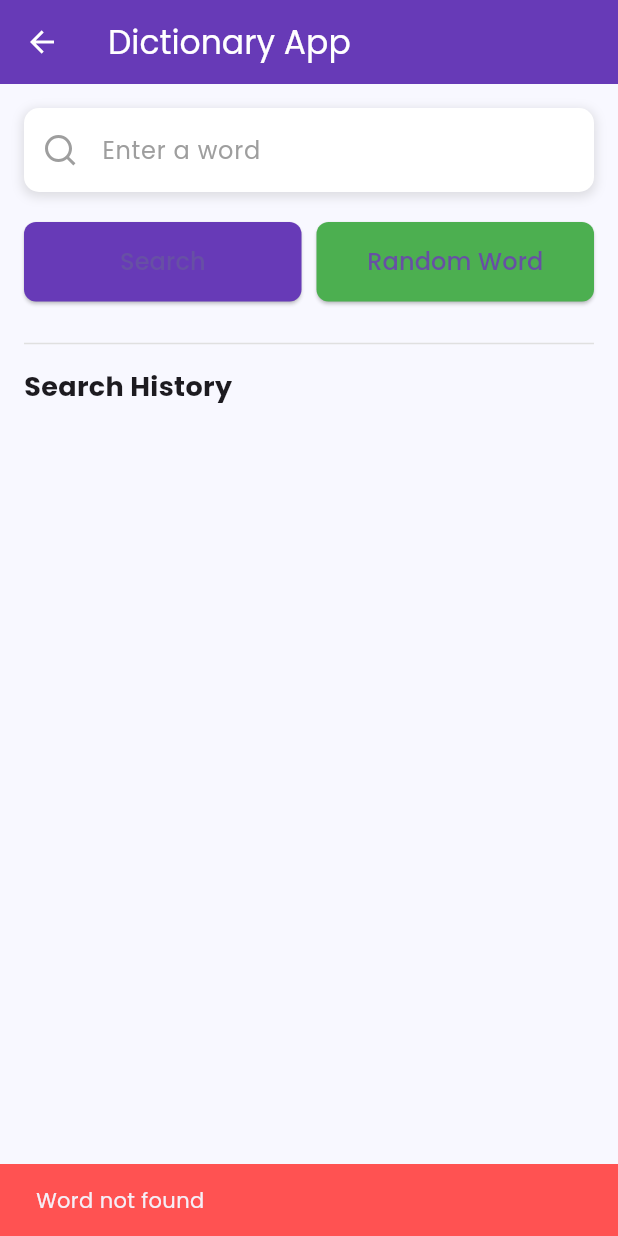
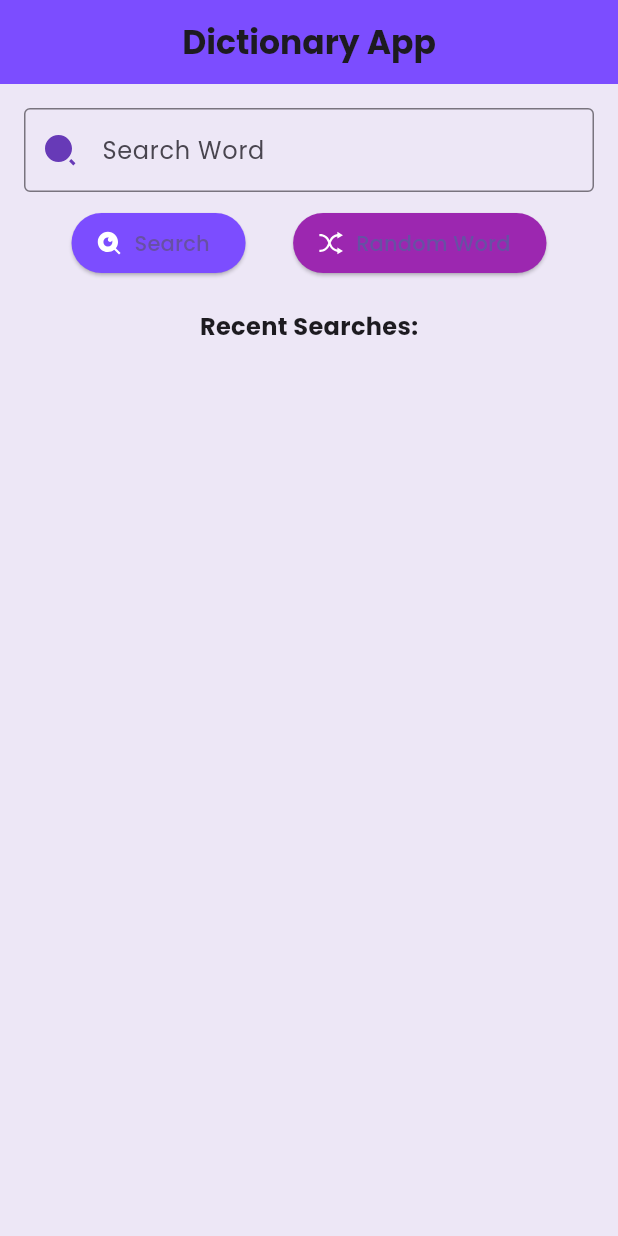
Before and after one commit to Kadhir812/TPA_app, a Flutter app: the screen it shows after launch, after a tap on "Search", on a phone screen of 412 x 824 dp. Run offline on Flutter 3.47's test engine with Material 3 defaults, Android fonts, the phone set to English and light mode, and no system bars; drawn by our look-alikes of flutter_animate; our stand-ins replace flutter_remix, google_fonts, shimmer, sqflite; accounts and stored records are empty.

Commit message:
added sqlitedb

```diff
--- a/lib/main.dart
+++ b/lib/main.dart
@@ -1,10 +1,14 @@
 import 'package:flutter/material.dart';
-import 'dart:convert';
-import 'package:flutter/services.dart' show rootBundle;
+import 'package:sqflite/sqflite.dart';
+import 'package:path_provider/path_provider.dart';
+import 'package:flutter/services.dart';
+import 'dart:io';
+import 'dart:math';
+import 'package:google_fonts/google_fonts.dart';
+import 'package:flutter_animate/flutter_animate.dart';
+import 'package:flutter_remix/flutter_remix.dart';
+import 'package:shimmer/shimmer.dart';
 import 'package:intl/intl.dart';
-import 'package:google_fonts/google_fonts.dart';
-import 'package:shimmer/shimmer.dart';
-import 'package:flutter_remix/flutter_remix.dart'; // Import flutter_remix
 import 'word_detail_page.dart';
 
 void main() {
@@ -18,11 +22,8 @@ class DictionaryApp extends StatelessWidget {
       debugShowCheckedModeBanner: false,
       title: 'Dictionary App',
       theme: ThemeData(
-        primarySwatch: Colors.deepPurple, // Changed primary color
-        textTheme: GoogleFonts.poppinsTextTheme(
-          Theme.of(context).textTheme,
-        ),
-        scaffoldBackgroundColor: Color(0xFFF8F8FF), // Light background
+        primarySwatch: Colors.deepPurple,
+        textTheme: GoogleFonts.poppinsTextTheme(),
       ),
       home: DictionaryHomePage(),
     );
@@ -35,186 +36,145 @@ class DictionaryHomePage extends StatefulWidget {
 }
 
 class _DictionaryHomePageState extends State<DictionaryHomePage> {
-  TextEditingController _controller = TextEditingController();
-  List<Map<String, String>> searchHistory = [];
-  Map<String, dynamic> dictionaryData = {};
-  bool isLoading = false;
+  late Database _database;
+  TextEditingController _searchController = TextEditingController();
+  List<Map<String, String>> recentWords = [];
 
   @override
   void initState() {
     super.initState();
-    loadDictionaryData();
+    _initializeDatabase();
   }
 
-  Future<void> loadDictionaryData() async {
-    String data = await rootBundle.loadString('assets/mini_dictionary.json');
-    setState(() {
-      dictionaryData = json.decode(data);
-    });
+  Future<void> _initializeDatabase() async {
+    Directory documentsDirectory = await getApplicationDocumentsDirectory();
+    String dbPath = '${documentsDirectory.path}/mini_dictionary.db';
+
+    if (!await File(dbPath).exists()) {
+      ByteData data = await rootBundle.load('assets/mini_dictionary.db');
+      List<int> bytes = data.buffer.asUint8List();
+      await File(dbPath).writeAsBytes(bytes);
+    }
+
+    _database = await openDatabase(dbPath);
   }
 
-  Future<void> searchWord(String word, String source) async {
-    setState(() => isLoading = true);
-    await Future.delayed(Duration(milliseconds: 500));
+  Future<Map<String, dynamic>?> _searchWord(String word) async {
+    final List<Map<String, dynamic>> results = await _database.query(
+      'dictionary',
+      where: 'word = ?',
+      whereArgs: [word],
+    );
+    return results.isNotEmpty ? results.first : null;
+  }
 
-    if (dictionaryData.containsKey(word.toLowerCase())) {
+  Future<Map<String, dynamic>?> _getRandomWord() async {
+    final List<Map<String, dynamic>> results = await _database.query('dictionary');
+    return results.isNotEmpty ? results[Random().nextInt(results.length)] : null;
+  }
+
+  void _search() async {
+    final word = _searchController.text.trim();
+    if (word.isNotEmpty) {
+      final result = await _searchWord(word);
+      if (result != null) {
+        setState(() {
+          recentWords.insert(0, {
+            'word': word,
+            'type': 'Searched',
+            'timestamp': DateFormat('dd MMM yyyy, hh:mm a').format(DateTime.now()),
+          });
+        });
+        Navigator.push(context, MaterialPageRoute(builder: (context) => WordDetailPage(wordData: result)));
+      } else {
+        _showError('Word not found');
+      }
+    }
+  }
+
+  void _showRandomWord() async {
+    final result = await _getRandomWord();
+    if (result != null) {
       setState(() {
-        searchHistory.insert(0, {
-          "word": word,
-          "source": source,
-          "time": DateFormat('yyyy-MM-dd HH:mm:ss').format(DateTime.now()),
+        recentWords.insert(0, {
+          'word': result['word'],
+          'type': 'Random',
+          'timestamp': DateFormat('dd MMM yyyy, hh:mm a').format(DateTime.now()),
         });
       });
-
-      Navigator.push(
-        context,
-        MaterialPageRoute(
-          builder: (context) => WordDetailPage(
-              word: word, data: dictionaryData[word.toLowerCase()]),
-        ),
-      );
-    } else {
-      setState(() => isLoading = false);
-      ScaffoldMessenger.of(context).showSnackBar(
-        SnackBar(
-          content: Text("Word not found"),
-          backgroundColor: Colors.redAccent,
-        ),
-      );
+      Navigator.push(context, MaterialPageRoute(builder: (context) => WordDetailPage(wordData: result)));
     }
-    setState(() => isLoading = false);
   }
 
-  Future<void> fetchRandomWord() async {
-    if (dictionaryData.isNotEmpty) {
-      List<String> words = dictionaryData.keys.toList();
-      String randomWord = (words..shuffle()).first;
-      searchWord(randomWord, "random_button");
-    }
+  void _showError(String message) {
+    ScaffoldMessenger.of(context).showSnackBar(SnackBar(content: Text(message)));
   }
 
   @override
   Widget build(BuildContext context) {
     return Scaffold(
+      backgroundColor: Colors.deepPurple.shade50,
       appBar: AppBar(
-        leading: IconButton(
-          icon: Icon(FlutterRemix.arrow_left_line, color: Colors.white),
-          onPressed: () => Navigator.of(context).pop(),
-        ),
-        title: Text('Dictionary App', style: TextStyle(color: Colors.white)),
-        backgroundColor: Color(0xFF673AB7), // Deep purple app bar
-        elevation: 0,
+        title: Text('Dictionary App', style: GoogleFonts.poppins(fontWeight: FontWeight.bold)),
+        centerTitle: true,
+        backgroundColor: Colors.deepPurpleAccent,
       ),
       body: Padding(
-        padding: EdgeInsets.all(16.0),
+        padding: const EdgeInsets.all(16.0),
         child: Column(
           children: [
-            // Search Bar
-            Container(
-              decoration: BoxDecoration(
-                color: Colors.white,
-                borderRadius: BorderRadius.circular(10),
-                boxShadow: [
-                  BoxShadow(
-                    color: Colors.grey.withOpacity(0.3),
-                    spreadRadius: 1,
-                    blurRadius: 5,
-                    offset: Offset(0, 2),
-                  ),
-                ],
+            TextField(
+              controller: _searchController,
+              // style: TextStyle(color: Colors.white70),
+              decoration: InputDecoration(
+                labelText: 'Search Word',
+                border: OutlineInputBorder(),
+                prefixIcon: Icon(FlutterRemix.search_2_fill, color: Colors.deepPurple),
               ),
-              child: TextField(
-                controller: _controller,
-                decoration: InputDecoration(
-                  hintText: "Enter a word",
-                  hintStyle: TextStyle(color: Colors.grey[500]),
-                  prefixIcon: Icon(FlutterRemix.search_line,
-                      color: Colors.grey[500]), // Remix icon
-                  border: InputBorder.none,
-                  contentPadding: EdgeInsets.all(16),
-                ),
-              ),
-            ),
-            SizedBox(height: 20),
-            // Buttons
+            ).animate().fade(duration: 500.ms).scale(delay: 200.ms),
+            SizedBox(height: 10),
             Row(
-              mainAxisAlignment: MainAxisAlignment.spaceBetween,
+              mainAxisAlignment: MainAxisAlignment.spaceEvenly,
               children: [
-                Expanded(
-                  child: ElevatedButton(
-                    onPressed: () =>
-                        searchWord(_controller.text.trim(), "search_bar"),
-                    style: ElevatedButton.styleFrom(
-                      backgroundColor: Color(0xFF673AB7), // Deep purple
-                      padding: EdgeInsets.symmetric(vertical: 15),
-                      shape: RoundedRectangleBorder(
-                        borderRadius: BorderRadius.circular(8),
-                      ),
-                    ),
-                    child: Text("Search", style: TextStyle(fontSize: 16)),
+                ElevatedButton.icon(
+                  onPressed: _search,
+                  icon: Icon(FlutterRemix.search_eye_fill,
+                    color: Colors.white,),
+                  label: Text('Search'),
+                  style: ElevatedButton.styleFrom(backgroundColor: Colors.deepPurpleAccent,
                   ),
                 ),
-                SizedBox(width: 10),
-                Expanded(
-                  child: ElevatedButton(
-                    onPressed: fetchRandomWord,
-                    style: ElevatedButton.styleFrom(
-                      backgroundColor: Color(0xFF4CAF50), // Green
-                      padding: EdgeInsets.symmetric(vertical: 15),
-                      shape: RoundedRectangleBorder(
-                        borderRadius: BorderRadius.circular(8),
-                      ),
-                    ),
-                    child: Text("Random Word", style: TextStyle(fontSize: 16)),
-                  ),
+                ElevatedButton.icon(
+                  onPressed: _showRandomWord,
+                  icon: Icon(FlutterRemix.shuffle_fill,
+                    color: Colors.white),
+                  label: Text('Random Word'),
+                  style: ElevatedButton.styleFrom(backgroundColor: Colors.purple),
                 ),
               ],
-            ),
+            ).animate().slideX(duration: 500.ms),
             SizedBox(height: 20),
-            // Loading Indicator
-            if (isLoading)
-              Shimmer.fromColors(
-                baseColor: Colors.grey[300]!,
-                highlightColor: Colors.grey[100]!,
-                child: Container(
-                  width: 40,
-                  height: 40,
-                  decoration: BoxDecoration(
-                    color: Colors.white,
-                    shape: BoxShape.circle,
-                  ),
-                ),
-              ),
-            // Search History
+            Text('Recent Searches:', style: GoogleFonts.poppins(fontSize: 16, fontWeight: FontWeight.bold)),
             Expanded(
-              child: ListView(
-                children: [
-                  Divider(color: Colors.grey[300]),
-                  Padding(
-                    padding: const EdgeInsets.symmetric(vertical: 8.0),
-                    child: Text("Search History",
-                        style: TextStyle(
-                            fontSize: 18, fontWeight: FontWeight.bold)),
-                  ),
-                  ...searchHistory.map(
-                        (entry) => Card(
-                      elevation: 2,
-                      margin: EdgeInsets.symmetric(vertical: 5),
-                      child: ListTile(
-                        title: Text(entry["word"]!,
-                            style: TextStyle(fontWeight: FontWeight.w500)),
-                        subtitle: Text(
-                            "Source: ${entry["source"]}, Time: ${entry["time"]}",
-                            style: TextStyle(fontSize: 12)),
-                        onTap: () => searchWord(entry["word"]!, "history"),
-                        leading: Icon(FlutterRemix.history_line,
-                            color: Color(0xFF673AB7)), // Remix icon
-                        trailing: Icon(FlutterRemix.arrow_right_s_line,
-                            color: Colors.grey[500], size: 16), // Remix icon
-                      ),
+              child: ListView.builder(
+                itemCount: recentWords.length,
+                itemBuilder: (context, index) {
+                  final item = recentWords[index];
+                  return Card(
+                    color: item['type'] == 'Searched' ? Colors.deepPurple.shade100 : Colors.orange.shade100,
+                    child: ListTile(
+                      title: Text(item['word']!, style: TextStyle(fontWeight: FontWeight.bold)),
+                      subtitle: Text('${item['type']} • ${item['timestamp']}'),
+                      leading: Icon(item['type'] == 'Searched' ? FlutterRemix.search_fill : FlutterRemix.shuffle_fill, color: Colors.deepPurple),
+                      onTap: () async {
+                        final result = await _searchWord(item['word']!);
+                        if (result != null) {
+                          Navigator.push(context, MaterialPageRoute(builder: (context) => WordDetailPage(wordData: result)));
+                        }
+                      },
                     ),
-                  ),
-                ],
+                  );
+                },
               ),
             ),
           ],
--- a/pubspec.yaml
+++ b/pubspec.yaml
@@ -37,6 +37,8 @@ dependencies:
   animated_text_kit: ^4.2.3 # For animated text
   flutter_animate: ^2.0.0 # For animations
   flutter_remix: ^0.0.3
+  sqflite: ^2.2.6
+  path_provider: ^2.1.2
   # The following adds the Cupertino Icons font to your application.
   # Use with the CupertinoIcons class for iOS style icons.
   cupertino_icons: ^1.0.8
@@ -58,8 +60,8 @@ dev_dependencies:
 # The following section is specific to Flutter packages.
 flutter:
    assets:
-     - assets/mini_dictionary.json
-
+#     - assets/mini_dictionary.json
+     - assets/mini_dictionary.db
   # An image asset can refer to one or more resolution-specific "variants", see
   # https://flutter.dev/to/resolution-aware-images
 
```
Also changed, not shown: lib/word_detail_page.dart (+69 -95 lines), pubspec.lock, 4 other files.
